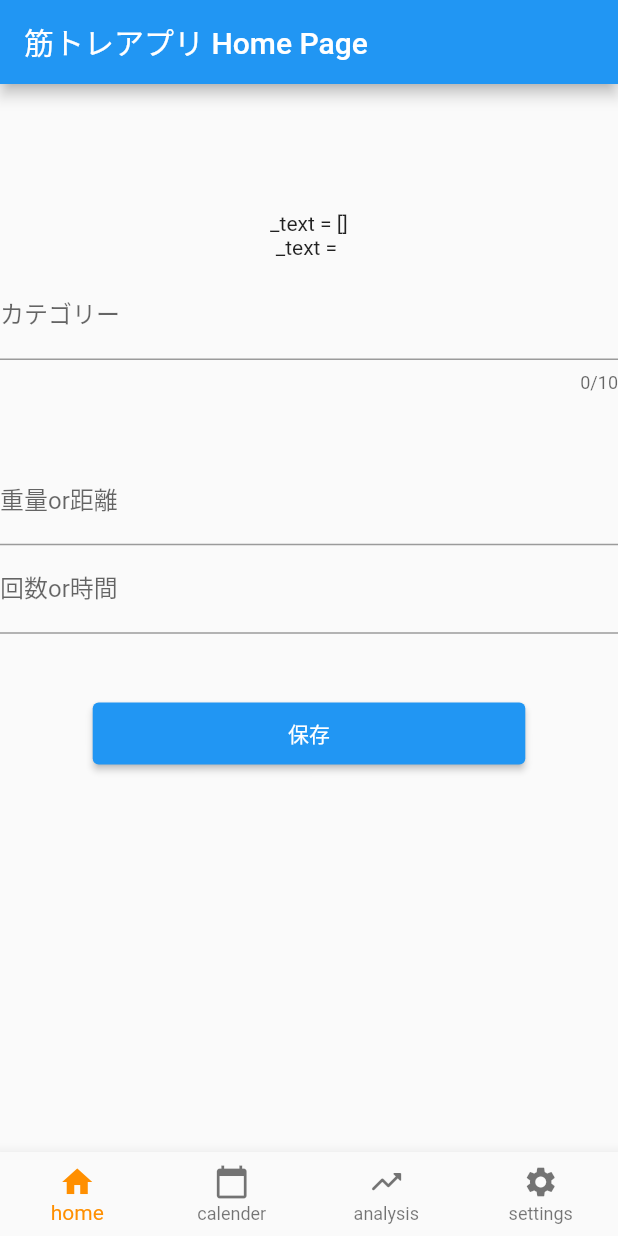
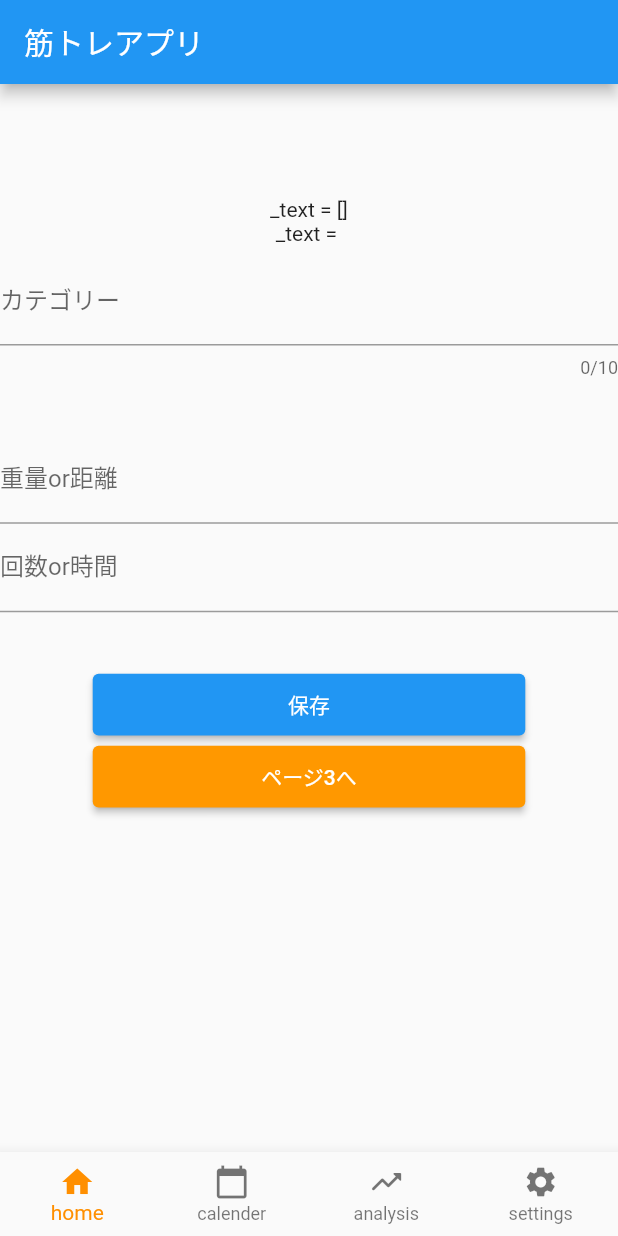
Before and after one commit to maruyama-lion/Training-calendar, a Flutter app: the screen it shows after launch, on a phone screen of 412 x 824 dp. Run offline on Flutter 3.47's test engine with Material 2 defaults, Android fonts, the phone set to English and light mode, and no system bars.

Commit message:
Implemented multiple screens and screen transitions

```diff
--- a/lib/main.dart
+++ b/lib/main.dart
@@ -1,57 +1,112 @@
-// ignore_for_file: avoid_print, unnecessary_brace_in_string_interps
+// ignore_for_file: avoid_print
 
 import 'package:flutter/material.dart';
-import 'footer.dart';
 
-void main() {
-  runApp(const MyApp());
-}
+// 最初にMyAppを実行する
+void main() => runApp(const MyApp());
 
+// 初期設定
 class MyApp extends StatelessWidget {
+  static const String _title = '筋トレアプリ';
+
   const MyApp({Key? key}) : super(key: key);
-
-  // このウィジェットは、あなたのアプリケーションのルートです。
   @override
   Widget build(BuildContext context) {
     return MaterialApp(
-      title: 'Flutter Demo',
+      title: _title,
+      home: const MyStatefulWidget(title: _title),
       theme: ThemeData(
-        // これは、アプリケーションのテーマです。
-        //
-        // アプリケーションを「flutter run」で実行してみてください。
-        // アプリケーションのツールバーが青くなっているのがわかると思います。
-        // 次に、アプリケーションを終了せずに、以下のprimarySwatchをColors.greenに変更してから、
-        // 以下のコマンドを実行してみてください。
-        // "hot reload"（"flutter run "を実行したコンソールで "r "を押してください。
-        // または、Flutter IDEで変更を保存して "hot reload "を実行します）。)
-        // カウンターがゼロに戻っていないことに注意してください。
-        // アプリケーションは再起動されていません。
         primarySwatch: Colors.blue,
       ),
-      home: const MyHomePage(title: '筋トレアプリ Home Page'),
     );
   }
 }
 
-class MyHomePage extends StatefulWidget {
-  const MyHomePage({Key? key, required this.title}) : super(key: key);
-
-  // このウィジェットは，アプリケーションのホーム・ページです。
-  // ステートフルとは、表示方法に影響を与えるフィールドを含むStateオブジェクト（以下に定義）を持つことを意味します。
-
-  // このクラスは、ステートの設定です。
-  // 親(ここではAppウィジェット)から提供され、Stateのbuildメソッドで使用される値(ここではタイトル)を保持します。
-  // Widgetサブクラスのフィールドは、常に "final "と表示されます。
-
+// 状態管理
+class MyStatefulWidget extends StatefulWidget {
   final String title;
 
+  const MyStatefulWidget({Key? key, required this.title}) : super(key: key);
+
   @override
-  _MyHomePageState createState() => _MyHomePageState();
+  // 更新
+  _MyStatefulWidgetState createState() => _MyStatefulWidgetState();
 }
 
-class _MyHomePageState extends State<MyHomePage> {
-  get home => null;
+class _MyStatefulWidgetState extends State<MyStatefulWidget> {
+  // 初期状態での選択は左のタブ
+  int _selectedIndex = 0;
 
+  static final List<Widget> _widgetOptions = <Widget>[
+    // ページ1の画面
+    const Page1(),
+    // ページ2の画面
+    Page2(),
+    // ページ3の画面
+    Page3(),
+    // ページ4の画面
+    Page4(),
+  ];
+
+  void _onItemTapped(int index) {
+    setState(() {
+      _selectedIndex = index;
+    });
+  }
+
+  @override
+  Widget build(BuildContext context) {
+    return Scaffold(
+      appBar: AppBar(
+        title: Text(widget.title),
+      ),
+      body: Center(
+        child: _widgetOptions.elementAt(_selectedIndex),
+      ),
+
+      // 下のナビゲーションボタン
+      bottomNavigationBar: BottomNavigationBar(
+        items: const <BottomNavigationBarItem>[
+          BottomNavigationBarItem(
+            icon: Icon(Icons.home),
+            label: "home",
+          ),
+          BottomNavigationBarItem(
+            icon: Icon(Icons.calendar_today),
+            label: "calender",
+          ),
+          // todo : 画面がないのでエラーになるのでコメントアウト
+          BottomNavigationBarItem(
+            icon: Icon(Icons.trending_up_rounded),
+            label: "analysis",
+          ),
+          BottomNavigationBarItem(
+            icon: Icon(Icons.settings),
+            label: "settings",
+          ),
+        ],
+        // itemが４つ以上だったら、白飛びしてしまうのでこれで解決する
+        type: BottomNavigationBarType.fixed,
+        // 選択をナビゲーションアイコンに反映
+        currentIndex: _selectedIndex,
+        // 選択したときはオレンジ色にする
+        selectedItemColor: Colors.amber[800],
+        // タップできるように
+        onTap: _onItemTapped,
+      ),
+    );
+  }
+}
+
+class Page1 extends StatefulWidget {
+  const Page1({Key? key}) : super(key: key);
+
+  @override
+  _Page1State createState() => _Page1State();
+}
+
+// （ページ1）左ページ
+class _Page1State extends State<Page1> {
   // テキストフィールドを管理するコントローラを作成
   // 入力された内容をこのコントローラを使用して取り出します。
   final textfieldsController = TextEditingController();
@@ -68,16 +123,11 @@
 
   @override
   Widget build(BuildContext context) {
-    // このメソッドは、setStateが呼ばれるたびに再実行されます。
-    // 例えば、上記の_incrementCounterメソッドで行われます。
-    //
-    // Flutterフレームワークは、ビルドメソッドの再実行を高速化するように最適化されており、
-    // ウィジェットのインスタンスを個別に変更するのではなく、更新が必要なものをすべてリビルドできるようになっています。
     var _size = MediaQuery.of(context).size;
 
     void _handleText(String e) {
       print("call _handleText");
-      print("_text = ${_text}");
+      print("_text = $_text");
       // ignore: prefer_is_empty
       if ((e.length > 0)) {
         // 入力値があるなら、それを反映する。
@@ -91,40 +141,16 @@
       }
     }
 
-    return Scaffold(
-        appBar: AppBar(
-          // ここでは、App.buildメソッドで作成されたMyHomePageオブジェクトから値を取得し、
-          // それを使ってアプリバーのタイトルを設定しています。
-          title: Text(widget.title),
-        ),
-        body: Center(
-          // Centerは、レイアウトウィジェットです。
-          // Single childを受け取り、親の中央に配置します。
+    return Center(
       child: Column(
-            // Columnは、レイアウトウィジェットでもあります。
-            // 子のリストを受け取り、それらを垂直に並べます。
-            // デフォルトでは、子の水平方向に合わせてサイズを調整し、親と同じ高さになるようにします。
-            //
-
-            // 「デバッグペイント」を呼び出すと
-            //　（コンソールで「p」を押すか、Android StudioのFlutterインスペクタで「デバッグペイントを切り替える」アクションを選択するか、
-            //　Visual Studio Codeで「デバッグペイントを切り替える」コマンドを実行する）、各ウィジェットのワイヤフレームが表示されます。
-            // このsetStateの呼び出しは、Flutterフレームワークに、このStateに何か変更があったことを伝え、
-            // 以下のビルドメソッドを再実行させ、更新された値を表示に反映させます。setState()を呼び出さずに_counterを変更した場合、
-            // ビルドメソッドは再び呼び出されないので、何も起こらないように見えます。
-
-            //
-            // Columnには、自身のサイズや子の配置を制御する様々なプロパティがあります。
-            // ここでは、mainAxisAlignmentを使用して、子を垂直方向に中央に配置しています。
-            // Columnは垂直方向に配置されるので、ここでの主な軸は垂直軸です（交差軸は水平方向になります）。
         mainAxisAlignment: MainAxisAlignment.center,
         // ignore: prefer_const_literals_to_create_immutables
         children: <Widget>[
           const Spacer(
             flex: 2,
           ),
-              Text("_text = ${_textList}"),
-              Text("_text = ${_text}"),
+          Text("_text = $_textList"),
+          Text("_text = $_text"),
           const SizedBox(height: 8),
           Form(
             child: TextField(
@@ -156,6 +182,7 @@
             onPressed: () {
               setState(() {
                 _textList.add(_text);
+                _text = '';
                 textfieldsController.clear();
               });
             },
@@ -163,28 +190,77 @@
             style: ElevatedButton.styleFrom(
                 fixedSize: Size(_size.width * 0.7, _size.height * 0.05)),
           ),
+          ElevatedButton(
+            child: const Text(
+              'ページ3へ',
+              style: TextStyle(color: Colors.white),
+            ),
+            onPressed: () {
+              Navigator.push(
+                context,
+                MaterialPageRoute(
+                  builder: (context) => NewPage(),
+                ),
+              );
+            },
+            style: ElevatedButton.styleFrom(
+              fixedSize: Size(_size.width * 0.7, _size.height * 0.05),
+              primary: Colors.orange,
+            ),
+          ),
           const Spacer(
             flex: 6,
           ),
-              // Row(
-              //   children: const <Widget>[
-              //     Text('aaa'),
-              //     Text('bbb'),
-              //   ],
-              // ),
-              // const Spacer(
-              //   flex: 3,
-              // ),
         ],
       ),
-        ),
-        // このウィジェットはフッター
-        bottomNavigationBar: const Footer()
-        // floatingActionButton: FloatingActionButton(
-        //   onPressed: _incrementCounter,
-        //   tooltip: 'Increment',
-        //   child: const Icon(Icons.add),
-        // ), // この末尾のコンマは、ビルドメソッドの自動フォーマットをより良いものにします。
     );
   }
 }
+
+// （ページ2）右ページ
+class Page2 extends StatelessWidget {
+  @override
+  Widget build(BuildContext context) {
+    return const Text(
+      'ページ2',
+    );
+  }
+}
+
+class Page3 extends StatelessWidget {
+  @override
+  Widget build(BuildContext context) {
+    return const Text(
+      'ページ3',
+    );
+  }
+}
+
+class Page4 extends StatelessWidget {
+  @override
+  Widget build(BuildContext context) {
+    return const Text(
+      'ページ4',
+    );
+  }
+}
+
+// ページ3（遷移するページ）
+class NewPage extends StatelessWidget {
+  @override
+  Widget build(BuildContext context) {
+    return Scaffold(
+      appBar: AppBar(
+        title: const Text("ページ3"),
+      ),
+      body: Center(
+        child: RaisedButton(
+          onPressed: () {
+            Navigator.pop(context);
+          },
+          child: const Text('戻る'),
+        ),
+      ),
+    );
+  }
+}
```
Also changed, not shown: lib/tmp.dart (added, +190 -0 lines). Lines whose indentation alone changed are shown as unchanged.
